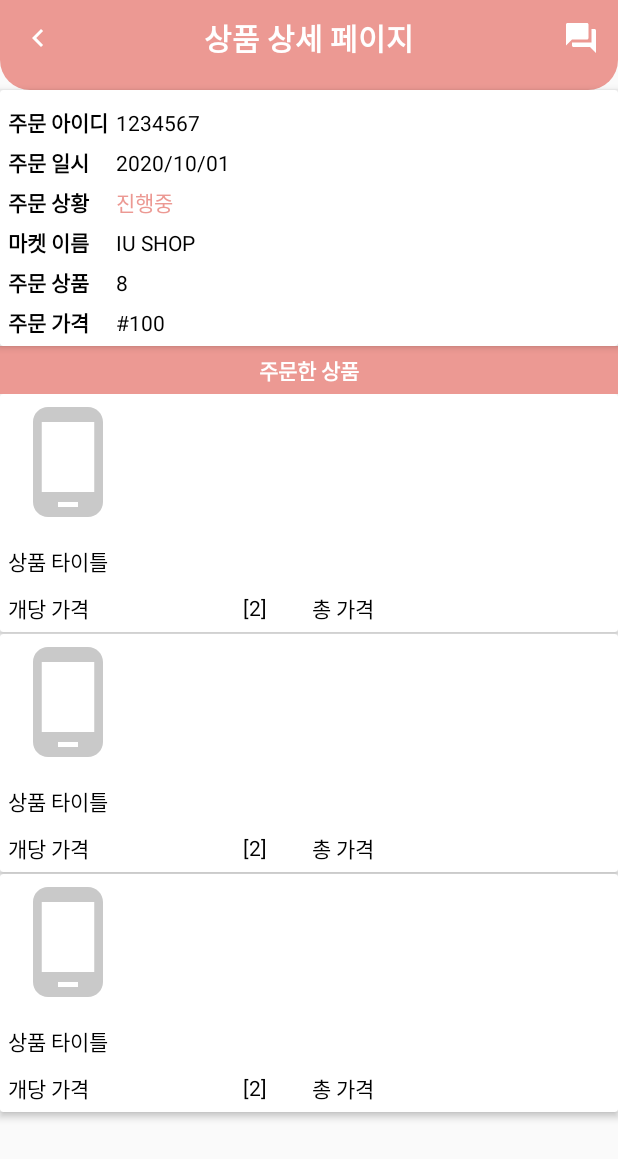
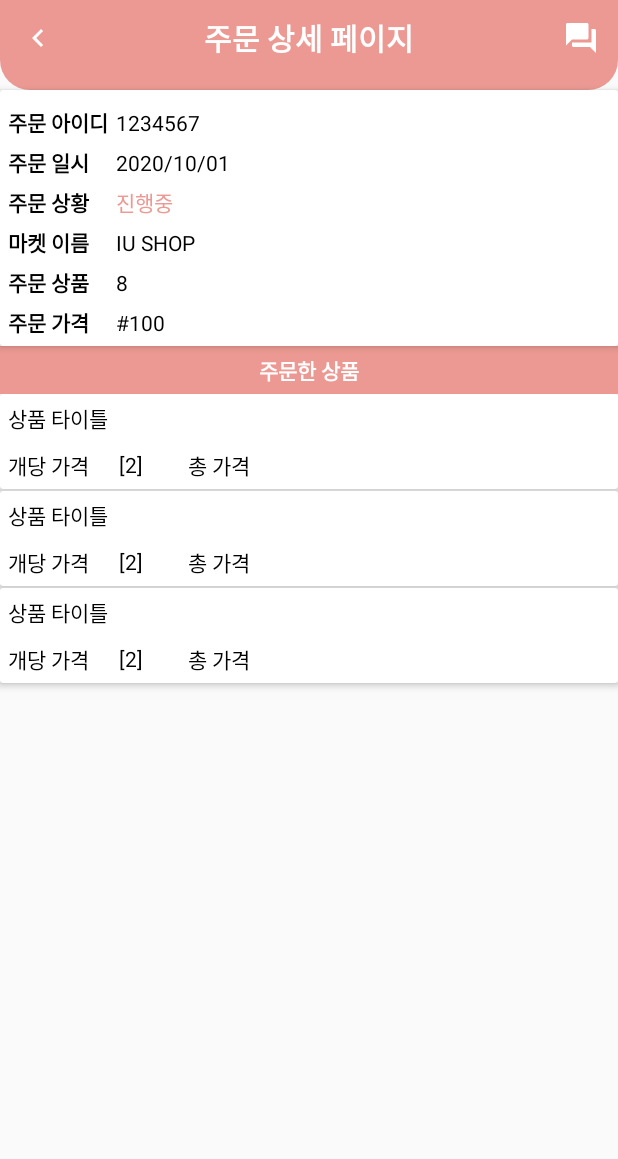
Before and after one commit to JISOO0817/ClothingStore, an Android app: the layout activity_order_details_user.xml on its own in the app's theme, with its tools: preview values and no code run, on a phone screen of 412 x 824 dp. Shown: the top 1159 px of the screen. Run offline under Robolectric (Android 15) with nearby library versions, the phone set to English and light mode, and no system bars.

Commit message:
easy-sqliteDB 최종 수정( 이미지 삭제)

```diff
--- a/app/src/main/res/layout/activity_order_details_user.xml
+++ b/app/src/main/res/layout/activity_order_details_user.xml
@@ -26,7 +26,7 @@
             android:layout_width="wrap_content"
             android:layout_height="wrap_content"
             android:layout_centerHorizontal="true"
-            android:text="상품 상세 페이지"
+            android:text="주문 상세 페이지"
             android:textColor="@color/colorWhite"
             android:textSize="20sp"
             android:textStyle="bold"/>
--- a/app/src/main/res/layout/row_cart_item.xml
+++ b/app/src/main/res/layout/row_cart_item.xml
@@ -1,13 +1,18 @@
 <?xml version="1.0" encoding="utf-8"?>
 <RelativeLayout
     xmlns:android="http://schemas.android.com/apk/res/android"
+    xmlns:app="http://schemas.android.com/apk/res-auto"
+    xmlns:tools="http://schemas.android.com/tools"
     android:layout_width="match_parent"
     android:layout_height="wrap_content"
     android:background="@color/colorGary03"
     android:padding="5dp">
 
+
     <TextView
         android:id="@+id/itemTitleTv"
+        android:layout_marginTop="20dp"
+        android:layout_below="@+id/itemImageIv"
         android:layout_width="match_parent"
         android:layout_height="wrap_content"
         android:text="Item Title"
--- a/app/src/main/res/layout/row_ordereditem.xml
+++ b/app/src/main/res/layout/row_ordereditem.xml
@@ -12,38 +12,32 @@
         android:layout_height="wrap_content">
 
 
-        <ImageView
-            android:layout_width="80dp"
-            android:layout_height="80dp"
-            android:id="@+id/itemImageIv"
-            android:src="@drawable/ic_phone_gray"
-            android:layout_marginBottom="15dp"/>
-
 
         <TextView
             android:id="@+id/itemTitleTv"
-            android:layout_below="@id/itemImageIv"
             android:layout_width="match_parent"
             android:layout_height="wrap_content"
             android:text="상품 타이틀"
             android:layout_marginBottom="10dp"
             android:textColor="@color/colorBlack"/>
 
-        <TextView
-            android:id="@+id/itemPriceEachTv"
-            android:layout_width="wrap_content"
+        <LinearLayout
+            android:layout_width="match_parent"
             android:layout_height="wrap_content"
             android:layout_below="@+id/itemTitleTv"
-            android:gravity="center"
-            android:text="개당 가격"
-            android:textColor="@color/colorBlack"/>
+            android:layout_centerHorizontal="true"
+            android:orientation="horizontal">
 
-        <LinearLayout
-            android:layout_width="wrap_content"
-            android:layout_height="wrap_content"
-            android:layout_below="@+id/itemTitleTv"
-            android:orientation="horizontal"
-            android:layout_centerHorizontal="true">
+
+            <TextView
+                android:id="@+id/itemPriceEachTv"
+                android:layout_width="wrap_content"
+                android:layout_height="wrap_content"
+                android:gravity="center"
+                android:layout_marginRight="20dp"
+                android:text="개당 가격"
+                android:textColor="@color/colorBlack"/>
+
 
 
             <TextView
@@ -51,29 +45,25 @@
                 android:layout_width="wrap_content"
                 android:layout_height="wrap_content"
                 android:layout_gravity="center"
+                android:layout_marginRight="20dp"
                 android:text="[2]"
-                android:layout_marginRight="20dp"
-                android:textColor="@color/colorBlack"/>
+                android:textColor="@color/colorBlack" />
 
             <TextView
                 android:id="@+id/itemPriceTv"
                 android:layout_width="wrap_content"
                 android:layout_height="wrap_content"
                 android:layout_below="@+id/itemTitleTv"
-                android:gravity="center"
                 android:layout_alignParentRight="true"
                 android:layout_marginLeft="10dp"
+                android:gravity="center"
                 android:text="총 가격"
-                android:textColor="@color/colorBlack"/>
-
-
+                android:textColor="@color/colorBlack" />
 
 
         </LinearLayout>
 
 
-
-
     </RelativeLayout>
 
 </androidx.cardview.widget.CardView>
```
Also changed, not shown: app/src/main/java/com/example/clothingstore/activities/MarketDetailActivity.java (+1 -7 lines), app/src/main/java/com/example/clothingstore/adapters/AdapterCartItem.java (+7 -0 lines), app/src/main/java/com/example/clothingstore/adapters/AdapterOrderSeller.java (+24 -7 lines), app/src/main/java/com/example/clothingstore/adapters/AdapterOrderedItem.java (+2 -8 lines), app/src/main/java/com/example/clothingstore/models/ModelCartItem.java (+2 -9 lines), app/src/main/java/com/example/clothingstore/models/ModelOrderedItem.java (+3 -9 lines), app/src/main/res/layout/row_order_seller.xml (+34 -10 lines).
